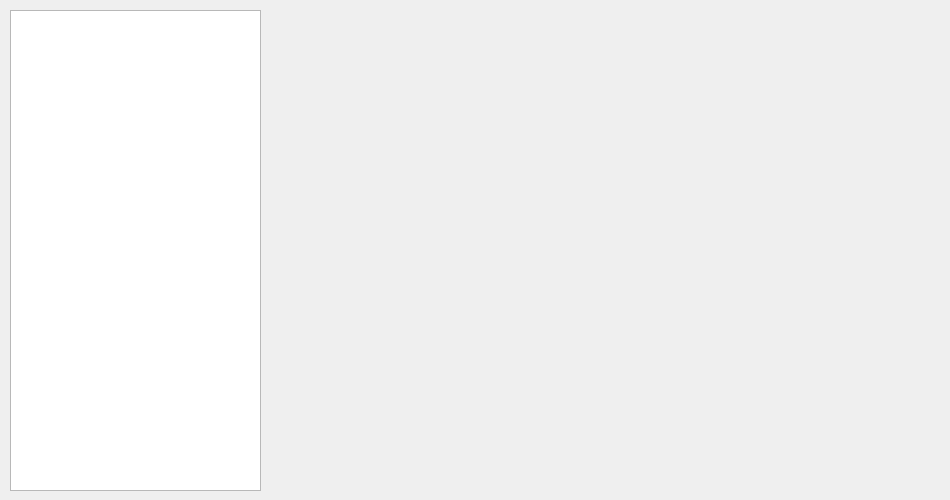
First picture: the form in UI/StonksMainWindow.ui, repository ShinokuS/StonksApp, before the edit.
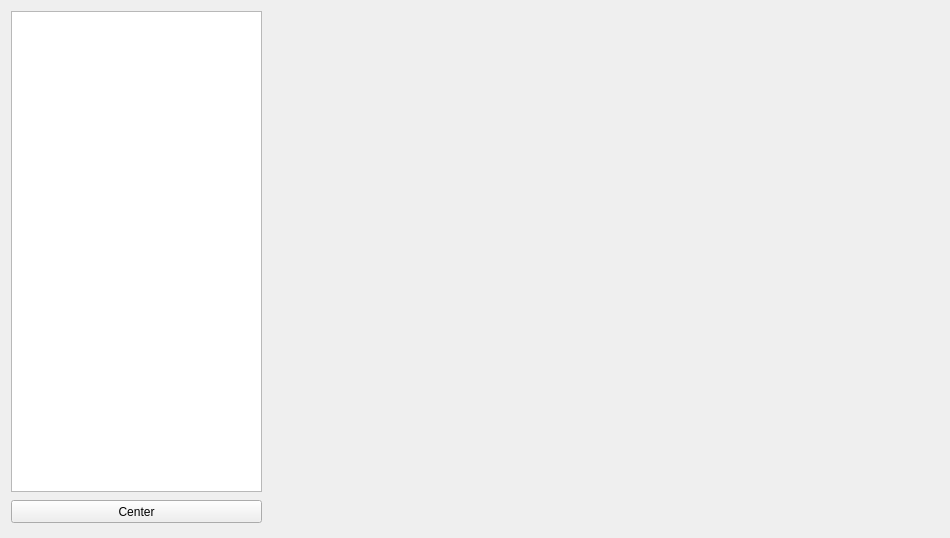
Second picture: the form after the edit.

Commit message: добавил кнопку для центрирования таблицы ордербука

```diff
--- a/UI/StonksMainWindow.ui
+++ b/UI/StonksMainWindow.ui
@@ -7,29 +7,42 @@
     <x>0</x>
     <y>0</y>
     <width>950</width>
-    <height>500</height>
+    <height>538</height>
    </rect>
   </property>
   <property name="windowTitle">
    <string>StonksApp</string>
   </property>
   <widget class="QWidget" name="centralWidget">
-   <widget class="QTableView" name="tableView">
-    <property name="geometry">
-     <rect>
-      <x>10</x>
-      <y>10</y>
-      <width>251</width>
-      <height>481</height>
-     </rect>
-    </property>
-   </widget>
    <widget class="QWidget" name="graphWidget" native="true">
     <property name="geometry">
      <rect>
       <x>270</x>
       <y>10</y>
       <width>671</width>
+      <height>521</height>
+     </rect>
+    </property>
+   </widget>
+   <widget class="QPushButton" name="centerButton">
+    <property name="geometry">
+     <rect>
+      <x>11</x>
+      <y>500</y>
+      <width>251</width>
+      <height>23</height>
+     </rect>
+    </property>
+    <property name="text">
+     <string>Center</string>
+    </property>
+   </widget>
+   <widget class="QTableView" name="tableView">
+    <property name="geometry">
+     <rect>
+      <x>11</x>
+      <y>11</y>
+      <width>251</width>
       <height>481</height>
      </rect>
     </property>
```
The commit also changes 2 other files.
